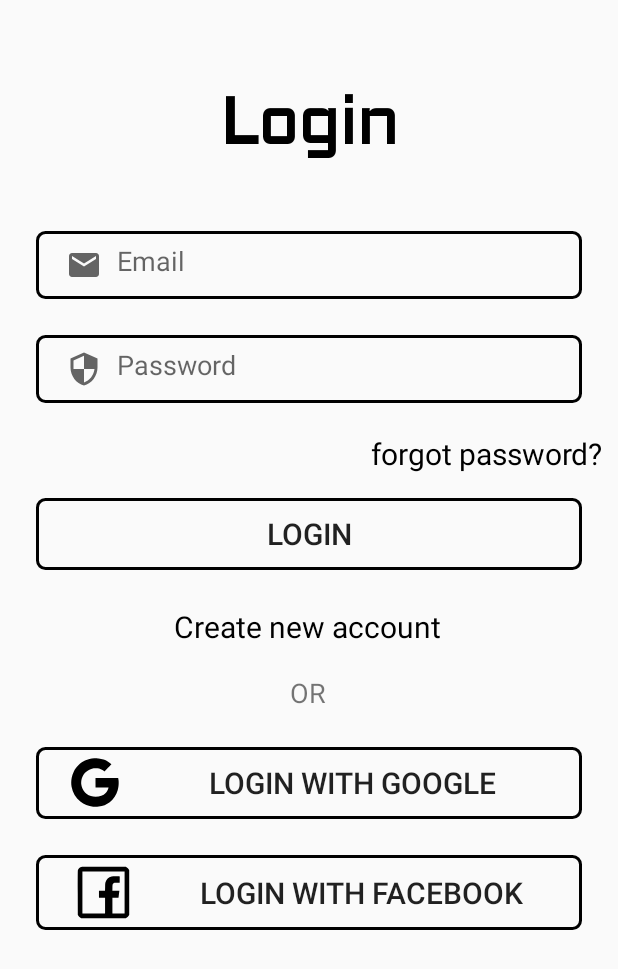
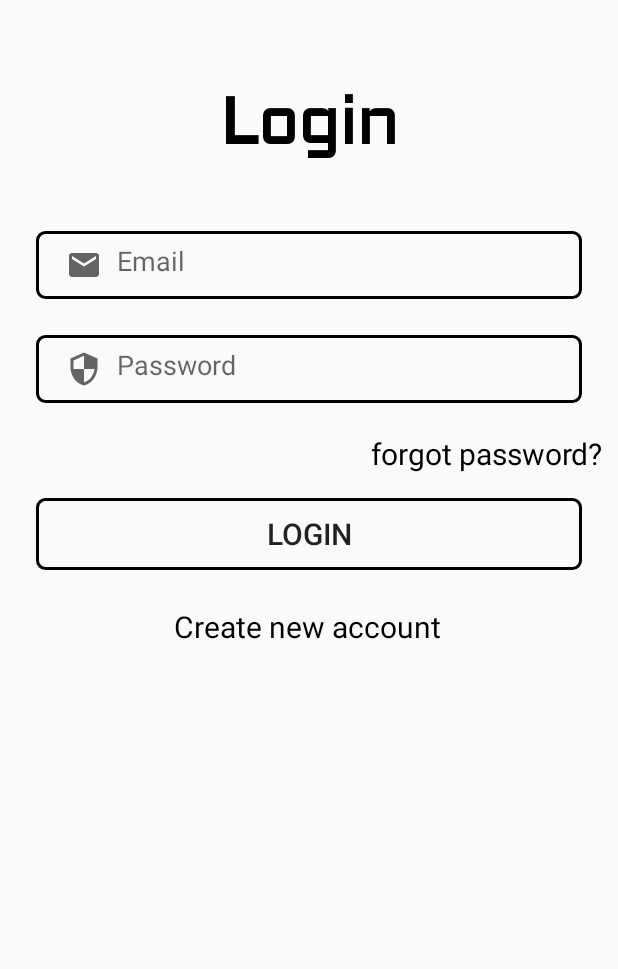
Before and after one commit to tayyabmaqsood/Easy-Scheduler-Application, an Android app: the screen it shows after launch (MainActivity), on a phone screen of 412 x 824 dp. Shown: the top 969 px of the screen. Run offline under Robolectric (Android 15) with nearby library versions, the phone set to English and light mode, and no system bars; our stand-ins replace Firebase (no records; nobody signed in at launch, a user with empty details on screens opened directly).

Commit message:
update in UI

```diff
--- a/app/src/main/res/layout/activity_main.xml
+++ b/app/src/main/res/layout/activity_main.xml
@@ -123,52 +123,6 @@
                 app:layout_constraintStart_toStartOf="parent"
                 app:layout_constraintTop_toBottomOf="@+id/loginBtn" />
 
-            <TextView
-                android:id="@+id/textView4"
-                android:layout_width="wrap_content"
-                android:layout_height="wrap_content"
-                android:layout_marginTop="18dp"
-                android:text="OR"
-                android:textSize="18sp"
-                app:layout_constraintEnd_toEndOf="parent"
-                app:layout_constraintHorizontal_bias="0.498"
-                app:layout_constraintStart_toStartOf="parent"
-                app:layout_constraintTop_toBottomOf="@+id/createNewAccountTextview" />
-
-            <Button
-                android:id="@+id/googleSignup"
-                android:layout_width="0dp"
-                android:layout_height="wrap_content"
-                android:layout_marginStart="24dp"
-                android:layout_marginTop="24dp"
-                android:layout_marginEnd="24dp"
-                android:text="Login with Google"
-                android:textSize="20dp"
-                android:background="@drawable/input_bg"
-                android:drawableLeft="@drawable/ic_google"
-                android:paddingLeft="22sp"
-                app:layout_constraintEnd_toEndOf="parent"
-                app:layout_constraintHorizontal_bias="0.0"
-                app:layout_constraintStart_toStartOf="parent"
-                app:layout_constraintTop_toBottomOf="@+id/textView4" />
-
-            <Button
-                android:id="@+id/facebookSignup"
-                android:layout_width="0dp"
-                android:layout_height="wrap_content"
-                android:layout_marginStart="24dp"
-                android:layout_marginTop="24dp"
-                android:layout_marginEnd="24dp"
-                android:background="@drawable/input_bg"
-                android:drawableLeft="@drawable/ic_facebook"
-                android:paddingLeft="20sp"
-                android:text="Login with Facebook"
-                android:textSize="20dp"
-                app:layout_constraintEnd_toEndOf="parent"
-                app:layout_constraintHorizontal_bias="0.0"
-                app:layout_constraintStart_toStartOf="parent"
-                app:layout_constraintTop_toBottomOf="@+id/googleSignup" />
-
         </androidx.constraintlayout.widget.ConstraintLayout>
     </ScrollView>
 
--- a/app/src/main/res/values/strings.xml
+++ b/app/src/main/res/values/strings.xml
@@ -2,7 +2,6 @@
     <string name="app_name">Parental Control Application</string>
     <string-array name="userTypeArray">
         <item>Select</item>
-        <item>Admin</item>
         <item>Parent</item>
 
     </string-array>
```
Also changed, not shown: app/src/main/res/layout/activity_sign_up.xml (+1 -32 lines).
